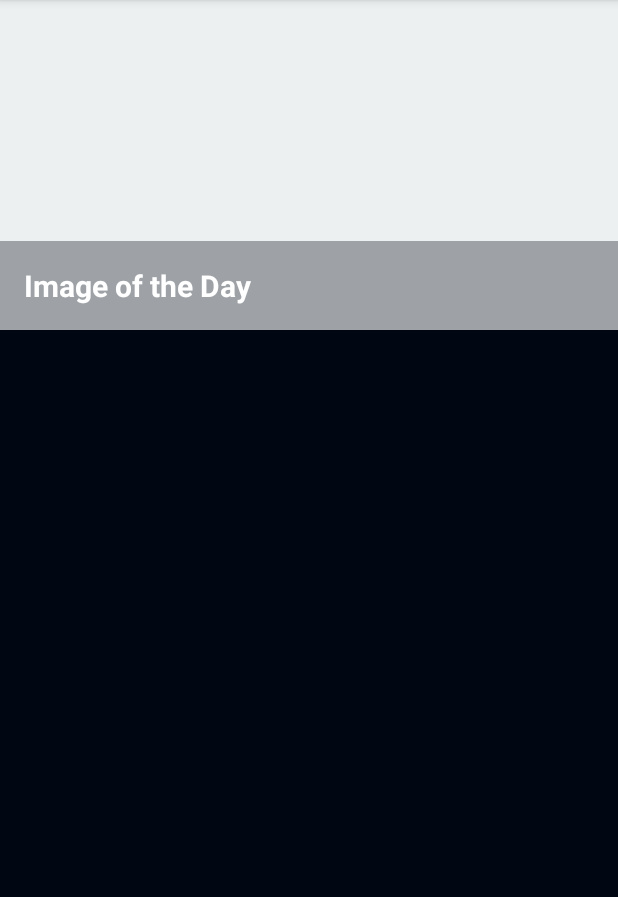
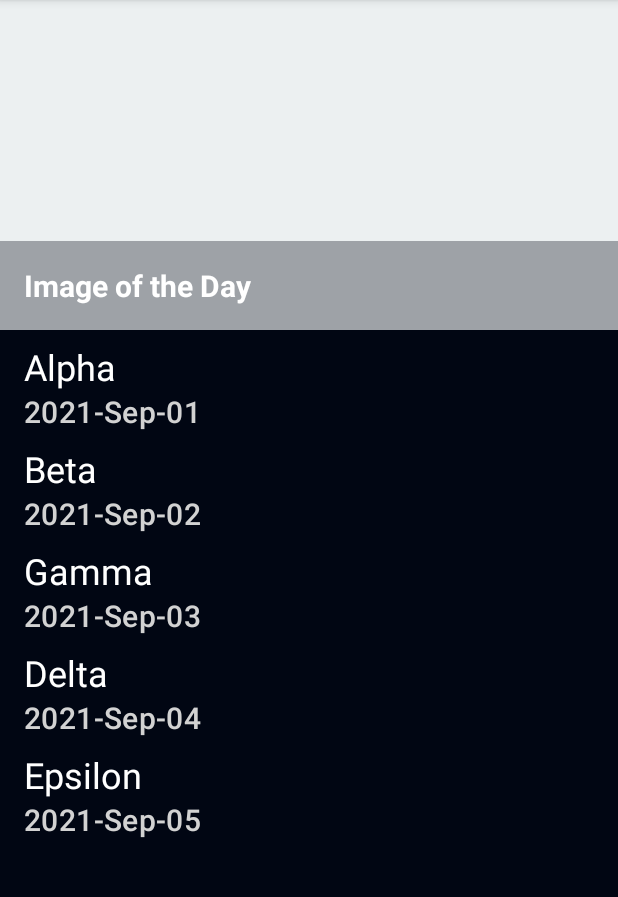
Before and after one commit to ianknowles707/Asteroid_Radar, an Android app: the screen it shows after launch (MainActivity), on a phone screen of 412 x 824 dp, the part 84-981 px from its top. Run offline under Robolectric (Android 15) with nearby library versions, the phone set to English and light mode, and no system bars; our stand-ins replace data binding; 1 statement that could not run was skipped.

Commit message:
RecyclerView implemented with test data

```diff
--- a/app/src/main/java/com/udacity/asteroidradar/BindingAdapters.kt
+++ b/app/src/main/java/com/udacity/asteroidradar/BindingAdapters.kt
@@ -3,6 +3,15 @@ package com.udacity.asteroidradar
 import android.widget.ImageView
 import android.widget.TextView
 import androidx.databinding.BindingAdapter
+import androidx.recyclerview.widget.RecyclerView
+import com.udacity.asteroidradar.main.AsteroidAdapter
+
+//Define the adpater to set the list of Asteroids to the recylerview
+@BindingAdapter("listData")
+fun bindRecycler(recyclerView: RecyclerView, data: List<Asteroid>?){
+    val adapter=recyclerView.adapter as AsteroidAdapter
+    adapter.submitList(data)
+}
 
 @BindingAdapter("statusIcon")
 fun bindAsteroidStatusImage(imageView: ImageView, isHazardous: Boolean) {
--- /dev/null
+++ b/app/src/main/java/com/udacity/asteroidradar/main/AsteroidAdapter.kt
@@ -0,0 +1,54 @@
+package com.udacity.asteroidradar.main
+
+import android.view.LayoutInflater
+import android.view.ViewGroup
+import androidx.recyclerview.widget.DiffUtil
+import androidx.recyclerview.widget.ListAdapter
+import androidx.recyclerview.widget.RecyclerView
+import com.udacity.asteroidradar.Asteroid
+import com.udacity.asteroidradar.databinding.AsteroidItemViewBinding
+
+class AsteroidAdapter : ListAdapter<Asteroid, AsteroidAdapter.AsteroidViewHolder>(DiffCallback) {
+
+    //Implement callback to check if data has been updated
+    object DiffCallback : DiffUtil.ItemCallback<Asteroid>() {
+        override fun areItemsTheSame(oldItem: Asteroid, newItem: Asteroid): Boolean {
+            return oldItem === newItem
+        }
+
+        override fun areContentsTheSame(oldItem: Asteroid, newItem: Asteroid): Boolean {
+            return oldItem == newItem
+        }
+
+    }
+
+
+    //OnCreateViewholder inflates the asteroid_list_item view for each displayed asteroid
+    override fun onCreateViewHolder(
+        parent: ViewGroup,
+        viewType: Int
+    ): AsteroidViewHolder {
+        val layoutInflater = LayoutInflater.from(parent.context)
+        val binding = AsteroidItemViewBinding.inflate(layoutInflater, parent, false)
+        return AsteroidViewHolder(binding)
+    }
+
+
+    override fun onBindViewHolder(holder: AsteroidViewHolder, position: Int) {
+        val asteroid = getItem(position)
+        holder.bind(asteroid)
+    }
+
+    class AsteroidViewHolder(private var binding: AsteroidItemViewBinding) :
+        RecyclerView.ViewHolder(binding.root) {
+
+        //Link the values from the Asteroid object to the data binding object
+        fun bind(asteroid: Asteroid) {
+            binding.asteroid = asteroid
+            binding.executePendingBindings()
+        }
+
+    }
+
+
+}
--- a/app/src/main/java/com/udacity/asteroidradar/main/MainFragment.kt
+++ b/app/src/main/java/com/udacity/asteroidradar/main/MainFragment.kt
@@ -14,11 +14,14 @@ class MainFragment : Fragment() {
     }
 
     override fun onCreateView(inflater: LayoutInflater, container: ViewGroup?,
-                              savedInstanceState: Bundle?): View? {
+                              savedInstanceState: Bundle?): View {
         val binding = FragmentMainBinding.inflate(inflater)
         binding.lifecycleOwner = this
 
         binding.viewModel = viewModel
+
+        //Set the AsteroidAdapter to the RecyclerView in Main Fragment
+        binding.asteroidRecycler.adapter=AsteroidAdapter()
 
         setHasOptionsMenu(true)
 
--- a/app/src/main/res/layout/asteroid_item_view.xml
+++ b/app/src/main/res/layout/asteroid_item_view.xml
@@ -2,11 +2,9 @@
 
 <layout xmlns:android="http://schemas.android.com/apk/res/android"
     xmlns:app="http://schemas.android.com/apk/res-auto"
-    xmlns:tools="http://schemas.android.com/tools"
-    android:padding="16dp">
+    xmlns:tools="http://schemas.android.com/tools">
 
     <data>
-
         <variable
             name="asteroid"
             type="com.udacity.asteroidradar.Asteroid" />
@@ -14,30 +12,30 @@
 
     <androidx.constraintlayout.widget.ConstraintLayout
         android:layout_width="match_parent"
-        android:layout_height="match_parent"
+        android:layout_height="wrap_content"
         android:background="@color/colorPrimaryDark">
 
         <TextView
             android:id="@+id/text_view_name"
+            style="@style/TextAppearance.MaterialComponents.Headline5"
             android:layout_width="wrap_content"
             android:layout_height="wrap_content"
             android:layout_marginStart="@dimen/margin_normal"
             android:layout_marginTop="@dimen/margin_small"
+            android:text="@{asteroid.codename}"
             android:textColor="@color/default_text_color"
-            android:text="@{asteroid.codename}"
-            style="@style/TextAppearance.MaterialComponents.Headline5"
             app:layout_constraintStart_toStartOf="parent"
             app:layout_constraintTop_toTopOf="parent"
             tools:text="Alpha" />
 
         <TextView
             android:id="@+id/text_view_date"
+            style="@style/TextAppearance.MaterialComponents.Headline6"
             android:layout_width="wrap_content"
             android:layout_height="wrap_content"
             android:layout_marginStart="@dimen/margin_normal"
+            android:text="@{asteroid.closeApproachDate}"
             android:textColor="@color/text_grey"
-            android:text="@{asteroid.closeApproachDate}"
-            style="@style/TextAppearance.MaterialComponents.Headline6"
             app:layout_constraintStart_toStartOf="parent"
             app:layout_constraintTop_toBottomOf="@id/text_view_name"
             tools:text="2021-Sep-01" />
@@ -50,6 +48,7 @@
             app:layout_constraintBottom_toBottomOf="@id/text_view_date"
             app:layout_constraintEnd_toEndOf="parent"
             app:layout_constraintTop_toTopOf="@id/text_view_name"
+            app:statusIcon="@{asteroid.potentiallyHazardous}"
             tools:src="@drawable/ic_status_normal" />
 
 
--- a/app/src/main/res/layout/fragment_main.xml
+++ b/app/src/main/res/layout/fragment_main.xml
@@ -1,8 +1,10 @@
 <?xml version="1.0" encoding="utf-8"?>
 <layout xmlns:android="http://schemas.android.com/apk/res/android"
-    xmlns:app="http://schemas.android.com/apk/res-auto">
+    xmlns:app="http://schemas.android.com/apk/res-auto"
+    xmlns:tools="http://schemas.android.com/tools">
 
     <data>
+
         <variable
             name="viewModel"
             type="com.udacity.asteroidradar.main.MainViewModel" />
@@ -28,19 +30,19 @@
                 android:layout_height="match_parent"
                 android:adjustViewBounds="true"
                 android:scaleType="centerCrop"
-                app:srcCompat="@drawable/placeholder_picture_of_day"/>
+                app:srcCompat="@drawable/placeholder_picture_of_day" />
 
             <TextView
                 android:id="@+id/textView"
                 android:layout_width="match_parent"
                 android:layout_height="wrap_content"
-                android:padding="16dp"
-                android:textColor="@android:color/white"
-                android:textStyle="bold"
-                android:textSize="20sp"
                 android:layout_gravity="bottom"
                 android:background="#55010613"
-                android:text="@string/image_of_the_day" />
+                android:padding="16dp"
+                android:text="@string/image_of_the_day"
+                android:textColor="@android:color/white"
+                android:textSize="20sp"
+                android:textStyle="bold" />
         </FrameLayout>
 
         <androidx.recyclerview.widget.RecyclerView
@@ -53,7 +55,12 @@
             app:layout_constraintHorizontal_bias="0.0"
             app:layout_constraintStart_toStartOf="parent"
             app:layout_constraintTop_toBottomOf="@+id/activity_main_image_of_the_day_layout"
-            app:layout_constraintVertical_bias="0.0" />
+            app:layout_constraintVertical_bias="0.0"
+            app:listData="@{viewModel.asteroids}"
+            tools:layoutManager="androidx.recyclerview.widget.LinearLayoutManager"
+            tools:listitem="@layout/asteroid_item_view"
+            tools:orientation="vertical"
+            tools:itemCount="10"/>
 
         <ProgressBar
             android:id="@+id/status_loading_wheel"
```
